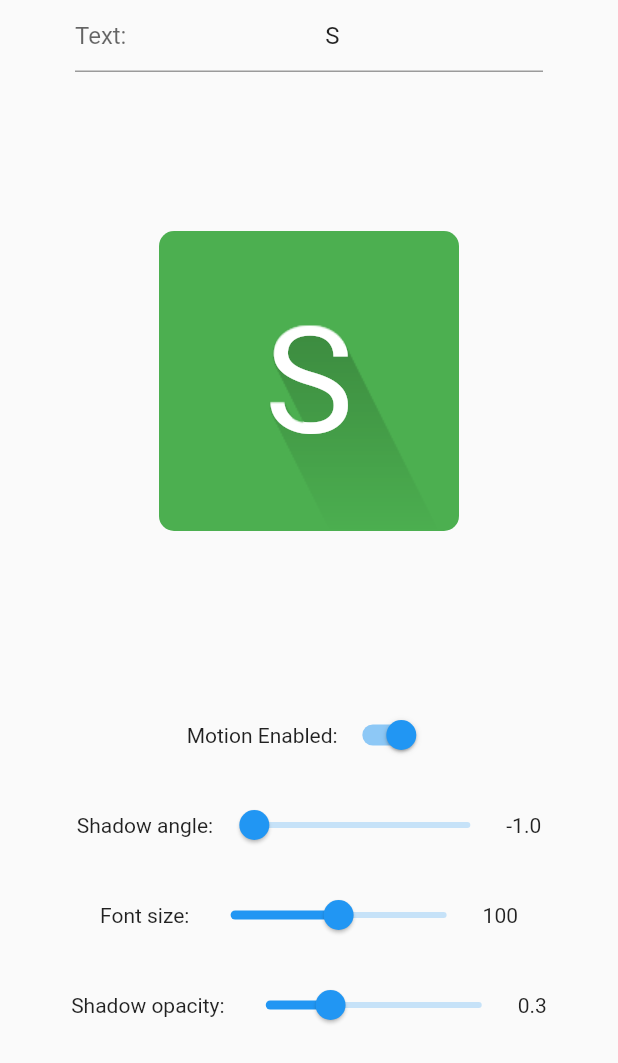
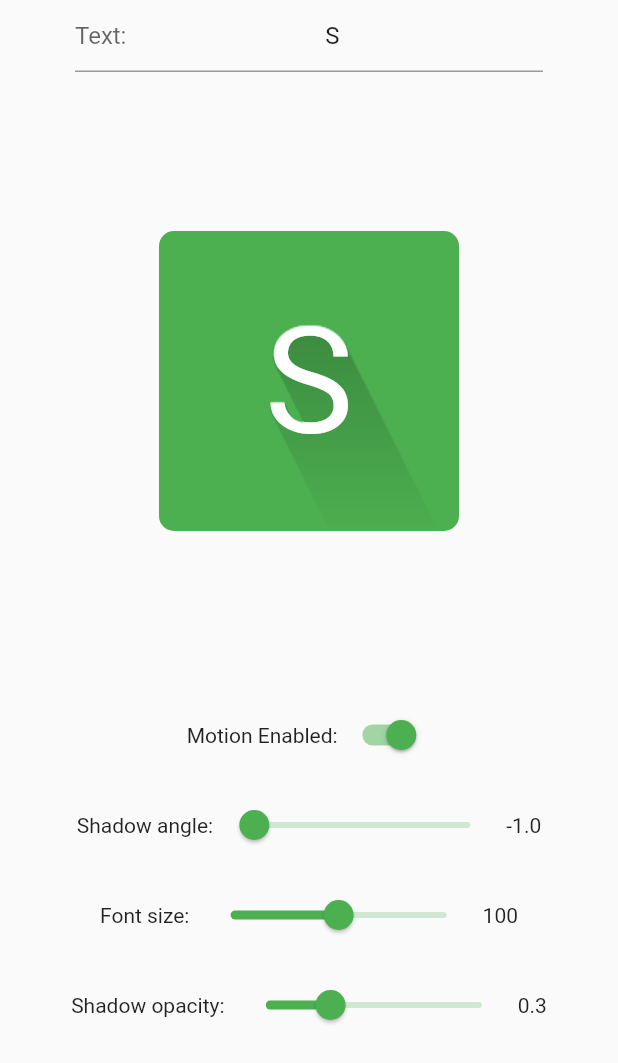
Before and after one commit to wilkinnh/long_shadow, a Flutter app: the screen it shows after launch, on a phone screen of 412 x 824 dp. Shown: the top 1063 px of the screen. Run offline on Flutter 3.47's test engine with Material 2 defaults, Android fonts, the phone set to English and light mode, and no system bars; our stand-ins replace sensors.

Commit message:
refactoring
adjusted gyroscope sensitivity

```diff
--- a/lib/long_shadow.dart
+++ b/lib/long_shadow.dart
@@ -58,8 +58,8 @@ class _LongShadowState extends State<LongShadow> {
     if (_maskImage == null) {
       return Container(key: _key);
     }
-    print("got mask: (${_maskImage.width}, ${_maskImage.height})");
-    return Container(
+    return Material(
+      color: Colors.transparent,
       key: _key,
       child: LayoutBuilder(builder: (context, constraints) {
         return ShaderMask(
@@ -68,7 +68,6 @@ class _LongShadowState extends State<LongShadow> {
           },
           child: Container(
             decoration: BoxDecoration(
-//              color: Colors.black,
               gradient: LinearGradient(
                 begin: Alignment.topCenter,
                 end: Alignment.bottomCenter,
--- a/lib/main.dart
+++ b/lib/main.dart
@@ -9,7 +9,7 @@ class FlutterSampleApp extends StatelessWidget {
     return MaterialApp(
       title: 'Flutter Demo',
       theme: ThemeData(
-        primaryColor: Colors.blue,
+        primarySwatch: Colors.green,
       ),
       home: Scaffold(
         resizeToAvoidBottomPadding: false,
--- a/lib/playground.dart
+++ b/lib/playground.dart
@@ -11,7 +11,7 @@ class LongShadowPlayground extends StatefulWidget {
 }
 
 class _LongShadowPlaygroundState extends State<LongShadowPlayground> {
-  double _normalizedAngle = -1;
+  double _angle = -1;
   bool _motionEnabled = true;
   double _fontSize = 100;
   double _shadowOpacity = 0.3;
@@ -36,18 +36,22 @@ class _LongShadowPlaygroundState extends State<LongShadowPlayground> {
       }
 
       // rotation is measured in radians per second
-      var normalizedSpeed = event.y / 10;
-      var newValue = max(min(1, normalizedSpeed + _normalizedAngle), -1);
+      var normalizedSpeed = event.y / 30;
+      var newValue = max(min(1, normalizedSpeed + _angle), -1).toDouble();
 
       setState(() {
-        _normalizedAngle = newValue;
+        _angle = newValue;
       });
     });
   }
 
   @override
   Widget build(BuildContext context) {
-    return Column(
+    return Scrollbar(
+      child: ListView(
+        children: <Widget>[
+          Column(
+            mainAxisSize: MainAxisSize.min,
             children: <Widget>[
               Container(
                 padding: EdgeInsets.fromLTRB(50, 0, 50, 0),
@@ -75,7 +79,7 @@ class _LongShadowPlaygroundState extends State<LongShadowPlayground> {
                                     color: Colors.white,
                                   ),
                                 ),
-                          color: Colors.black.withOpacity(_shadowOpacity),
+                                shadowColor: Colors.black.withOpacity(_shadowOpacity),
                               ),
                             );
                           },
@@ -90,7 +94,7 @@ class _LongShadowPlaygroundState extends State<LongShadowPlayground> {
                         height: 200,
                         decoration: BoxDecoration(
                           borderRadius: BorderRadius.circular(10),
-                    color: Colors.green,
+                          color: Theme.of(context).primaryColor,
                         ),
                         child: Center(
                           child: LongShadow(
@@ -102,7 +106,7 @@ class _LongShadowPlaygroundState extends State<LongShadowPlayground> {
                               ),
                             ),
                             color: Colors.black.withOpacity(_shadowOpacity),
-                      angle: _normalizedAngle,
+                            angle: _angle,
                           ),
                         ),
                       ),
@@ -134,16 +138,16 @@ class _LongShadowPlaygroundState extends State<LongShadowPlayground> {
                   children: <Widget>[
                     Text("Shadow angle: "),
                     Slider(
-                value: _normalizedAngle,
+                      value: _angle,
                       min: -1,
                       max: 1,
                       onChanged: (newValue) {
                         setState(() {
-                    _normalizedAngle = newValue;
+                          _angle = newValue;
                         });
                       },
                     ),
-              Text("${_normalizedAngle.toStringAsFixed(1).toString()}")
+                    Text("${_angle.toStringAsFixed(1).toString()}")
                   ],
                 ),
               ),
@@ -187,10 +191,10 @@ class _LongShadowPlaygroundState extends State<LongShadowPlayground> {
                   ],
                 ),
               ),
-        Expanded(
-          child: Container(),
+            ],
           ),
         ],
+      ),
     );
   }
 }
```
Also changed, not shown: lib/fullscreen.dart (+19 -20 lines), 1 other file. Lines whose indentation alone changed are shown as unchanged.
